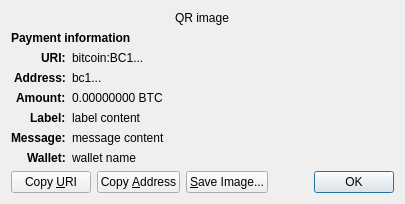
Qt form src/qt/forms/receiverequestdialog.ui (bitweb-project/bitweb) before a commit.
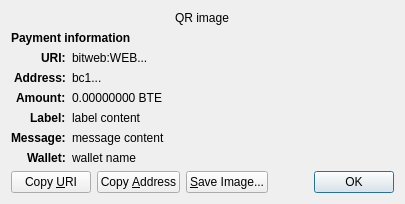
The same form after that commit. Custom widgets are drawn as their Qt base class.

What changed in the file:
```diff
--- a/src/qt/forms/receiverequestdialog.ui
+++ b/src/qt/forms/receiverequestdialog.ui
@@ -65,7 +65,7 @@
    <item row="2" column="1" alignment="Qt::AlignTop">
     <widget class="QLabel" name="uri_content">
      <property name="text">
-      <string notr="true">bitcoin:BC1...</string>
+      <string notr="true">bitweb:WEB...</string>
      </property>
      <property name="textFormat">
       <enum>Qt::RichText</enum>
@@ -126,7 +126,7 @@
    <item row="4" column="1" alignment="Qt::AlignTop">
     <widget class="QLabel" name="amount_content">
      <property name="text">
-      <string notr="true">0.00000000 BTC</string>
+      <string notr="true">0.00000000 BTE</string>
      </property>
      <property name="textFormat">
       <enum>Qt::PlainText</enum>
```
